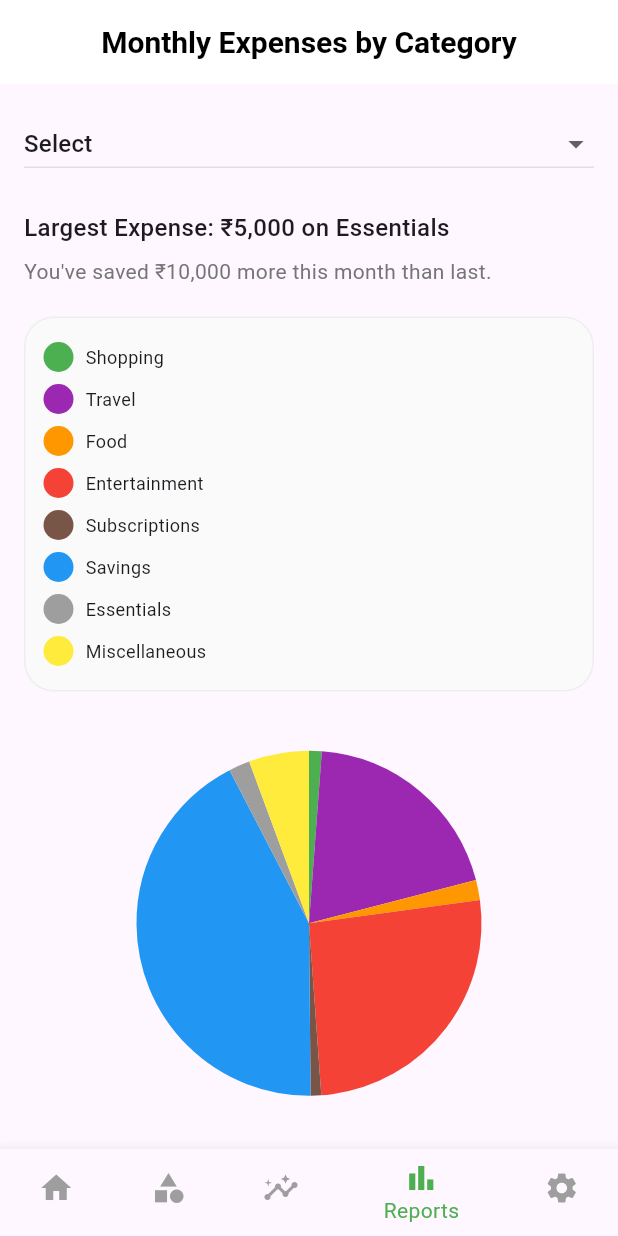
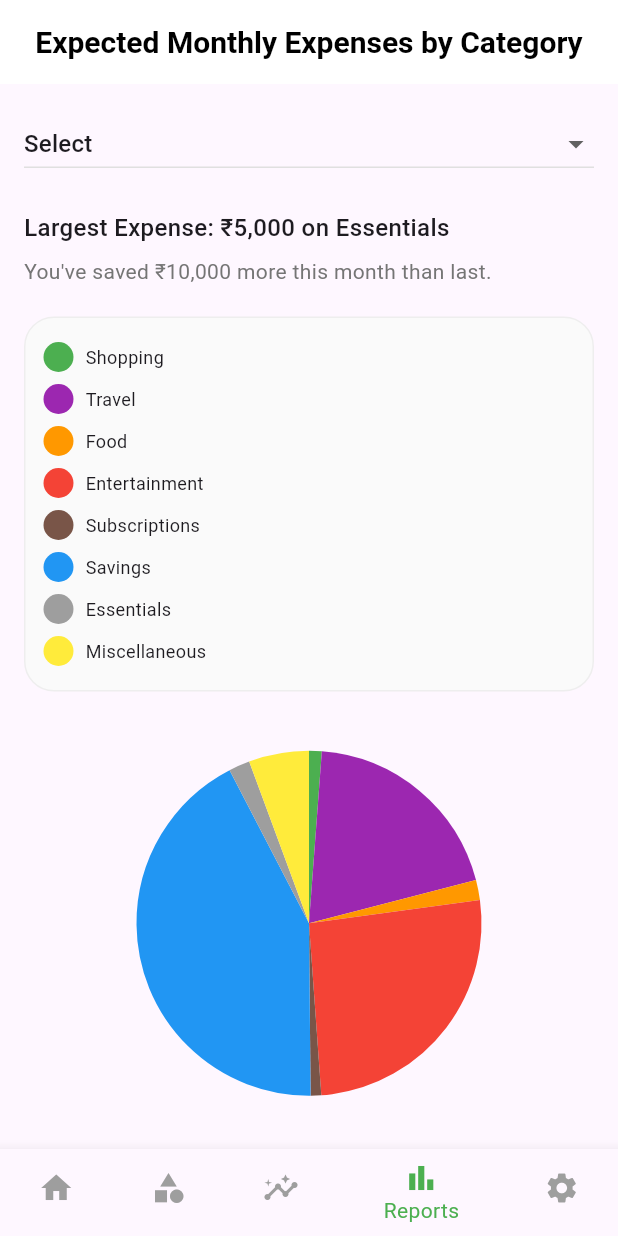
Before and after one commit to PrishaAnand04/SmartCashFlowManager_frontend, a Flutter app: the MonthlySummaryPage screen opened directly, on a phone screen of 412 x 824 dp. Run offline on Flutter 3.47's test engine with Material 3 defaults, Android fonts, the phone set to English and light mode, and no system bars; drawn by our look-alikes of fl_chart; our stand-ins replace local_auth, logger, permission_handler.

```diff
--- a/lib/monthly_summary.dart
+++ b/lib/monthly_summary.dart
@@ -53,7 +53,7 @@ class _MonthlySummaryPageState extends State<MonthlySummaryPage> {
   Widget build(BuildContext context) {
     return Scaffold(
       appBar: AppBar(
-        title: Text('Monthly Expenses by Category'),
+        title: Text('Expected Monthly Expenses by Category'),
         backgroundColor: Colors.white,
         elevation: 0,
         centerTitle: true,
```
Also changed, not shown: assets/icon/app_icon.png (added), assets/icon/app_icon_background.png (added), assets/icon/app_icon_foreground.png (added), 17 other files.
